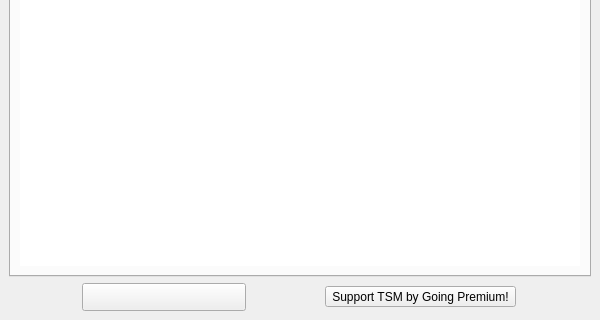
Qt form ui/main_window.ui (seirl/tsmapplication_public) before a commit; both pictures show x 0 to 600 and y 280 to 600 of the 600 by 600 pixel window.
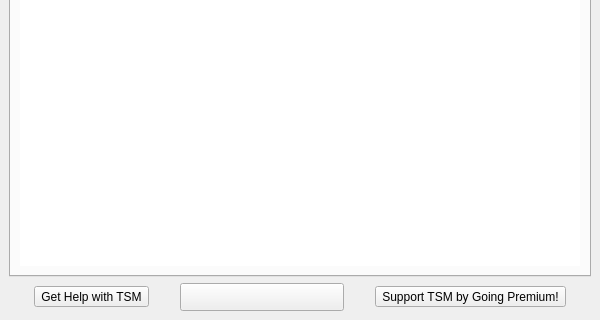
The same form after that commit. The open tabs and pages were chosen to show the change. Icons and pictures are not drawn.

What changed in the file:
```diff
--- a/ui/main_window.ui
+++ b/ui/main_window.ui
@@ -498,6 +498,13 @@
     </item>
     <item>
      <layout class="QHBoxLayout" name="horizontalLayout_2">
+      <item>
+       <widget class="QToolButton" name="help_button">
+        <property name="text">
+         <string>Get Help with TSM</string>
+        </property>
+       </widget>
+      </item>
       <item>
        <widget class="QPushButton" name="twitter_button">
         <property name="sizePolicy">
```
Left out of the diff: 4 changed lines with no effect on the pictures.
